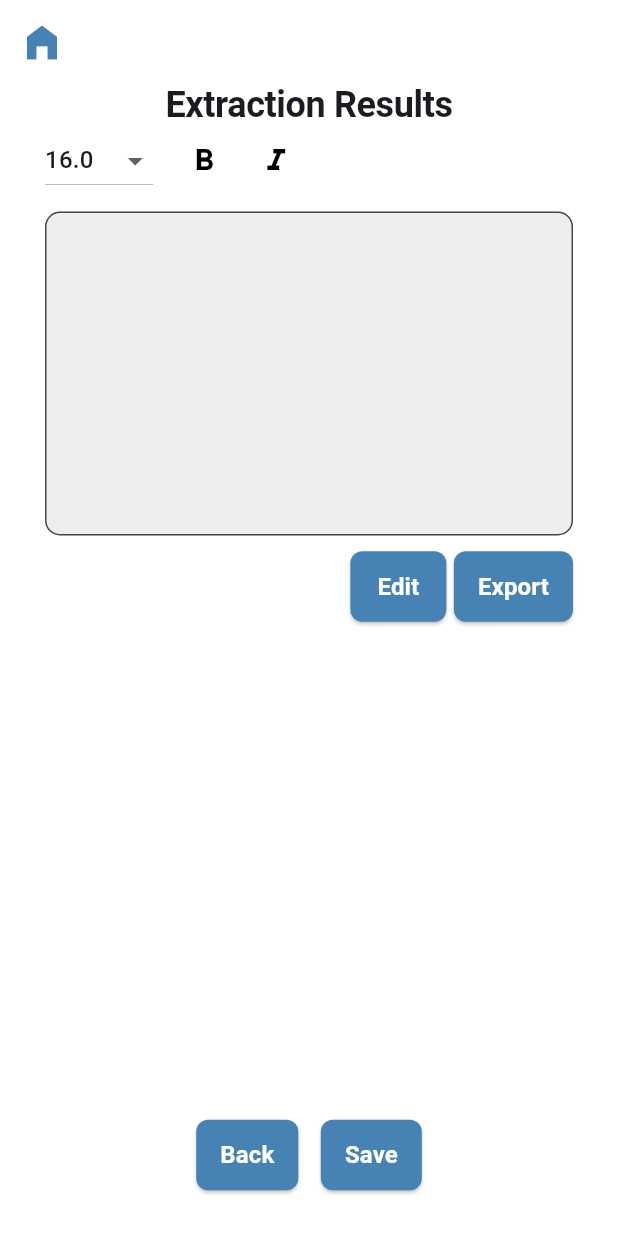
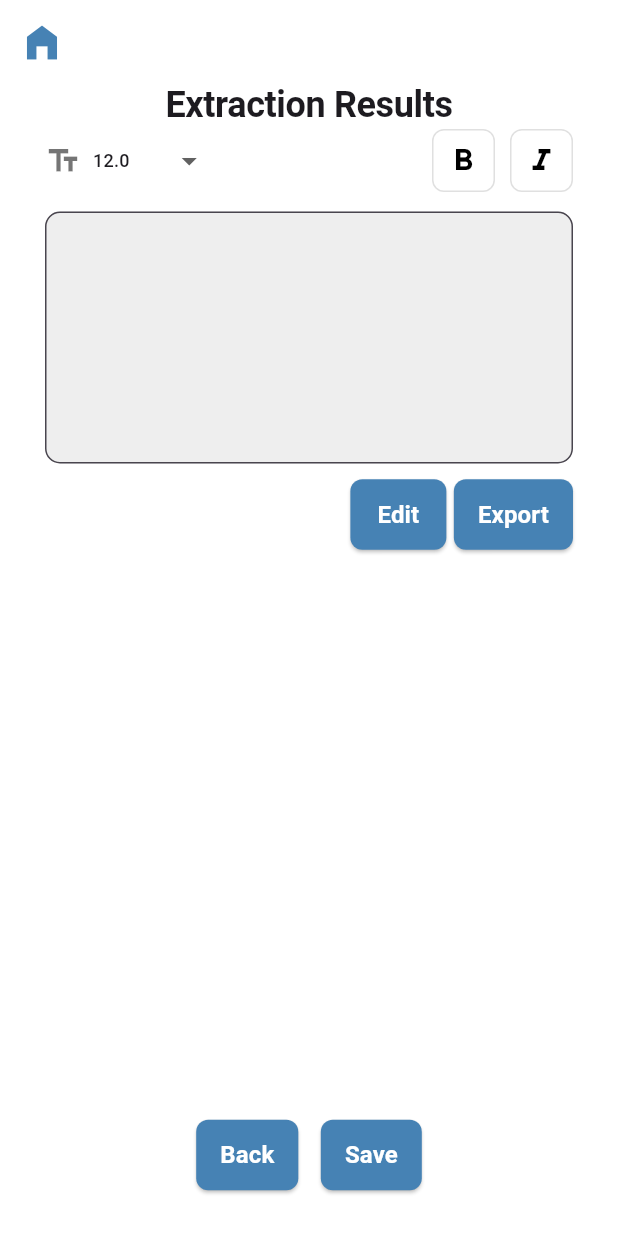
Before and after one commit to umeree/DataExtractornAnalyzer, a Flutter app: the ExtractionResult screen opened directly with empty values, on a phone screen of 412 x 824 dp. Shown: the top 1233 px of the screen. Run offline on Flutter 3.47's test engine with Material 3 defaults, Android fonts, the phone set to English and light mode, and no system bars; our stand-ins replace another_flushbar, google_fonts, image_picker, open_filex, pdf, permission_handler and 2 more; missing offline and left inert: google_mlkit_text_recognition; accounts and stored records are empty.

Commit message:
PDF completed working

```diff
--- a/lib/view/extraction_result.dart
+++ b/lib/view/extraction_result.dart
@@ -1,4 +1,6 @@
 import 'dart:io';
+import 'package:another_flushbar/flushbar.dart';
+import 'package:dataextractor_analyzer/utils/Utils.dart';
 import 'package:flutter/material.dart';
 import 'package:flutter/services.dart' show rootBundle;
 import 'package:google_fonts/google_fonts.dart';
@@ -26,7 +28,7 @@ class ExtractionResult extends StatefulWidget {
 
 class _ExtractionResultState extends State<ExtractionResult> {
   TextEditingController _textController = TextEditingController();
-  double _fontSize = 16.0;
+  double _fontSize = 12.0;
   bool _isBold = false;
   bool _isItalic = false;
 
@@ -40,10 +42,13 @@ class _ExtractionResultState extends State<ExtractionResult> {
     final fontData = await rootBundle.load("assets/fonts/Roboto-Regular.ttf");
     return pw.Font.ttf(fontData);
   }
+  Future<pw.Font> loadRobotoBoldFont() async {
+    final fontData = await rootBundle.load("assets/fonts/Roboto-Bold.ttf");
+    return pw.Font.ttf(fontData);
+  }
 
   Future<void> _generateAndSavePDF(String longText) async {
     try {
-      // Request storage permission
       var status = await Permission.storage.request();
       if (status.isDenied) {
         ScaffoldMessenger.of(context).showSnackBar(
@@ -54,6 +59,7 @@ class _ExtractionResultState extends State<ExtractionResult> {
 
       final pdf = pw.Document();
       final robotoFont = await loadRobotoFont();
+      final robotoFontBold = await loadRobotoFont();
 
       pdf.addPage(
         pw.MultiPage(
@@ -63,46 +69,46 @@ class _ExtractionResultState extends State<ExtractionResult> {
             return [
               pw.Text(
                 "Generated PDF",
-                style: pw.TextStyle(fontSize: 20, fontWeight: pw.FontWeight.bold, font: robotoFont,),
+                style: pw.TextStyle(
+                  fontSize: 20,
+                  fontWeight: pw.FontWeight.bold,
+                  font: robotoFont,
+                ),
               ),
               pw.SizedBox(height: 10),
-              pw.Text(
-                longText,
-                style: pw.TextStyle(font: robotoFont, fontSize: _fontSize),
-                textAlign: pw.TextAlign.justify,
+              pw.Paragraph(
+            text: longText,
+            style: pw.TextStyle(
+            font: _isBold ? robotoFontBold : robotoFont,
+            fontSize: _fontSize,
             ),
+            )
             ];
           },
         ),
       );
-
-      // Save PDF in Downloads folder
       Directory? directory;
       if (Platform.isAndroid) {
-        directory = Directory('/storage/emulated/0/Download'); // Downloads folder
+        directory = Directory('/storage/emulated/0/Download');
       } else {
         directory = await getApplicationDocumentsDirectory();
       }
-
       String timestamp = DateFormat('yyyyMMdd_HHmmss').format(DateTime.now());
       final pdfPath = "${directory.path}/multi_page_pdf_$timestamp.pdf";
       final file = File(pdfPath);
       await file.writeAsBytes(await pdf.save());
-      // if (kDebugMode) {
-      //   print("PDF saved successfully in Downloads: $pdfPath");
-      // }
-      ScaffoldMessenger.of(context).showSnackBar(
-        SnackBar(content: Text("PDF saved successfully in Downloads: $pdfPath")),
-      );
+      Utils().showSuccessFlushbar(context, pdfPath);
+
     } catch (e) {
-      print(e.toString());
-      ScaffoldMessenger.of(context).showSnackBar(
-        SnackBar(content: Text("Error generating PDF: $e")),
-      );
+      debugPrint(e.toString());
+      Flushbar(
+        message: "Error generating PDF: $e",
+        icon: const Icon(Icons.error, color: Colors.red),
+        duration: const Duration(seconds: 4),
+        backgroundColor: Colors.red.shade700,
+      ).show(context);
     }
   }
-
-
 
   @override
   Widget build(BuildContext context) {
@@ -131,15 +137,28 @@ class _ExtractionResultState extends State<ExtractionResult> {
                 ),
               ),
               Row(
-                mainAxisAlignment: MainAxisAlignment.start,
+                mainAxisAlignment: MainAxisAlignment.spaceBetween,
                 children: [
-                  // Font Size Selector
+                  // Font Size Selector with Label
+                  Row(
+                    children: [
+                      Icon(Icons.text_fields, color: Colors.black54),
+                      const SizedBox(width: 8),
                       DropdownButton<double>(
                         value: _fontSize,
-                    items: [12.0, 14.0, 16.0, 18.0, 20.0, 24.0].map((size) {
+                        dropdownColor: Colors.white,
+                        elevation: 4,
+                        borderRadius: BorderRadius.circular(10),
+                        underline: Container(),
+                        items: [12.0, 14.0, 16.0, 18.0, 20.0, 22.0, 24.0, 26.0]
+                            .map((size) {
                           return DropdownMenuItem(
                             value: size,
-                        child: Text(size.toString(), style: TextStyle(fontSize: size)),
+                            child: Text(
+                              size.toString(),
+                              style: TextStyle(
+                                  fontSize: size, fontWeight: FontWeight.w500),
+                            ),
                           );
                         }).toList(),
                         onChanged: (value) {
@@ -148,26 +167,25 @@ class _ExtractionResultState extends State<ExtractionResult> {
                           });
                         },
                       ),
-                  const SizedBox(width: 10),
+                    ],
+                  ),
 
-                  // Bold Button
-                  IconButton(
-                    icon: Icon(Icons.format_bold, color: _isBold ? Colors.blue : Colors.black),
-                    onPressed: () {
+                  // Font Style Buttons with Elevated Look
+                  Row(
+                    children: [
+                      _buildStyledIconButton(Icons.format_bold, _isBold, () {
                         setState(() {
                           _isBold = !_isBold;
                         });
-                    },
-                  ),
-
-                  // Italic Button
-                  IconButton(
-                    icon: Icon(Icons.format_italic, color: _isItalic ? Colors.blue : Colors.black),
-                    onPressed: () {
+                      }),
+                      const SizedBox(width: 10),
+                      _buildStyledIconButton(Icons.format_italic, _isItalic,
+                          () {
                         setState(() {
                           _isItalic = !_isItalic;
                         });
-                    },
+                      }),
+                    ],
                   ),
                 ],
               ),
@@ -184,7 +202,8 @@ class _ExtractionResultState extends State<ExtractionResult> {
                   fillColor: Colors.grey[200],
                   border: OutlineInputBorder(
                     borderRadius: BorderRadius.circular(10),
-                    borderSide: const BorderSide(color: Colors.grey, width: 1.0),
+                    borderSide:
+                        const BorderSide(color: Colors.grey, width: 1.0),
                   ),
                   contentPadding: const EdgeInsets.all(12),
                 ),
@@ -215,19 +234,22 @@ class _ExtractionResultState extends State<ExtractionResult> {
                       onPressed: () {
                         showModalBottomSheet(
                           shape: const RoundedRectangleBorder(
-                            borderRadius: BorderRadius.vertical(top: Radius.circular(10)),
+                            borderRadius:
+                                BorderRadius.vertical(top: Radius.circular(10)),
                           ),
                           context: context,
                           builder: (context) {
                             return Container(
-                              padding: const EdgeInsets.symmetric(horizontal: 20, vertical: 20),
-                              height: MediaQueryUtil.screenHeight(context) * 0.35,
+                              padding: const EdgeInsets.symmetric(
+                                  horizontal: 20, vertical: 20),
+                              height:
+                                  MediaQueryUtil.screenHeight(context) * 0.35,
                               child: Center(
                                 child: DocumentTile(
                                   icon: Icons.picture_as_pdf,
                                   color: AppColors.redColor,
                                   text: "PDF Document",
-                                  onPress: (){
+                                  onPress: () {
                                     _generateAndSavePDF(_textController.text);
                                   },
                                 ),
@@ -261,3 +283,28 @@ class _ExtractionResultState extends State<ExtractionResult> {
     );
   }
 }
+
+Widget _buildStyledIconButton(
+    IconData icon, bool isActive, VoidCallback onTap) {
+  return GestureDetector(
+    onTap: onTap,
+    child: Container(
+      padding: const EdgeInsets.all(8),
+      decoration: BoxDecoration(
+        color: isActive ? Colors.blue.shade100 : Colors.white,
+        borderRadius: BorderRadius.circular(8),
+        border:
+            Border.all(color: isActive ? Colors.blue : Colors.grey.shade300),
+        boxShadow: [
+          if (isActive)
+            BoxShadow(
+              color: Colors.blue.withOpacity(0.2),
+              blurRadius: 4,
+              spreadRadius: 1,
+            ),
+        ],
+      ),
+      child: Icon(icon, color: isActive ? Colors.blue : Colors.black),
+    ),
+  );
+}
--- a/pubspec.yaml
+++ b/pubspec.yaml
@@ -46,6 +46,8 @@ dependencies:
   permission_handler: ^11.4.0
   google_fonts: ^6.2.1
   intl: ^0.20.2
+  another_flushbar: ^1.12.30
+  open_filex: ^4.7.0
 
 dev_dependencies:
   flutter_test:
@@ -88,6 +90,7 @@ flutter:
 
   assets:
     - assets/fonts/Roboto-Regular.ttf
+    - assets/fonts/Roboto-Bold.ttf
   # fonts:
   #   - family: Schyler
   #     fonts:
```
Also changed, not shown: lib/utils/Utils.dart (added, +28 -0 lines), assets/fonts/Roboto-Bold.ttf (added), pubspec.lock, 5 other files. Lines whose indentation alone changed are shown as unchanged.
